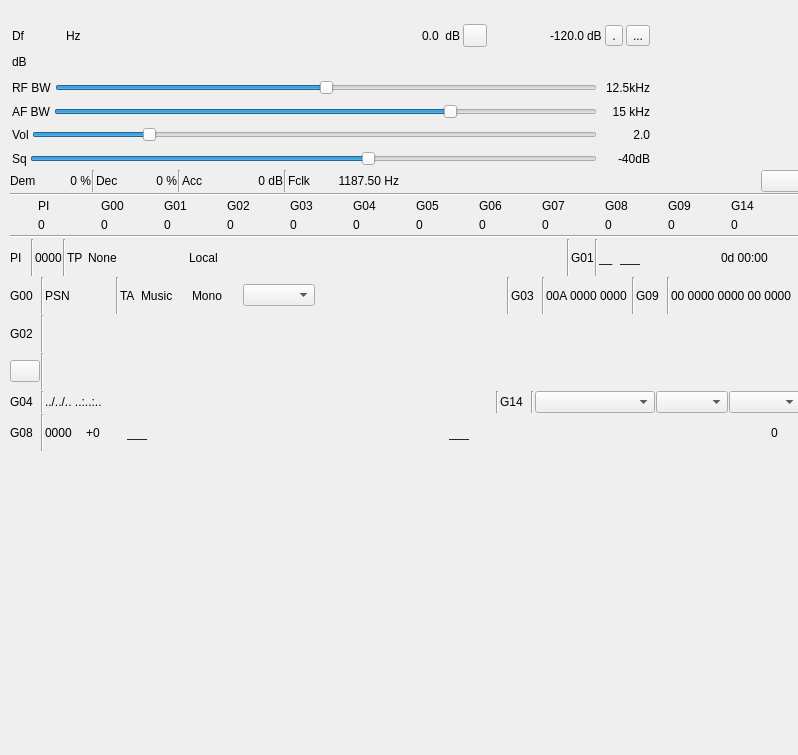
Above: plugins/channelrx/demodbfm/bfmdemodgui.ui from f4exb/sdrangel before the change. Below: the same form after it.
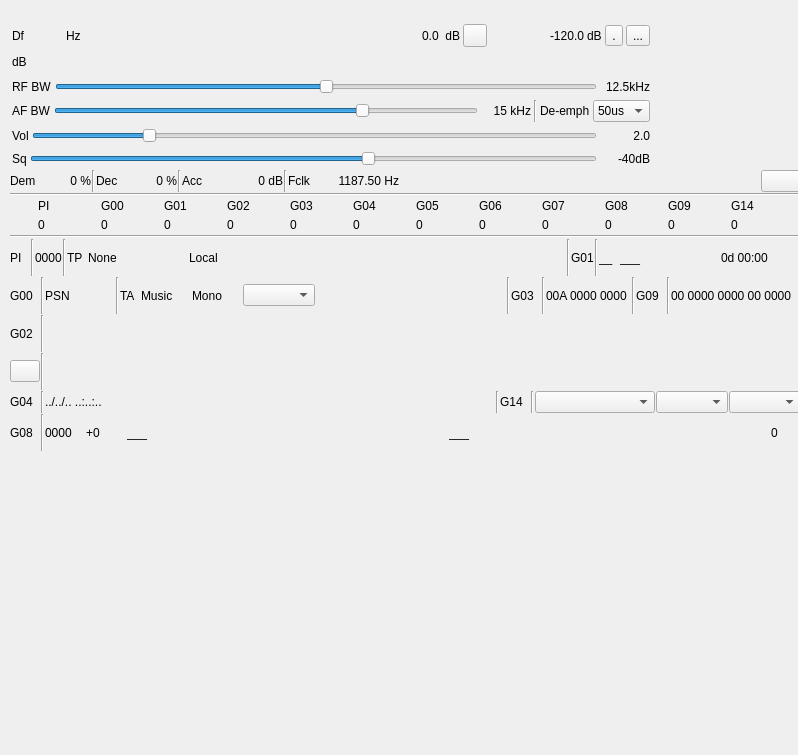
That is the form after the change. Icons and pictures are not drawn. Custom widgets are drawn as their Qt base class.

Commit message: BFM Demodulator: added a combo to select de-emphasis time constant. Fixes #2374

What changed in the file:
```diff
--- a/plugins/channelrx/demodbfm/bfmdemodgui.ui
+++ b/plugins/channelrx/demodbfm/bfmdemodgui.ui
@@ -418,6 +418,37 @@
         </property>
        </widget>
       </item>
+      <item>
+       <widget class="Line" name="line">
+        <property name="orientation">
+         <enum>Qt::Vertical</enum>
+        </property>
+       </widget>
+      </item>
+      <item>
+       <widget class="QLabel" name="deEmphasisLabel">
+        <property name="text">
+         <string>De-emph</string>
+        </property>
+       </widget>
+      </item>
+      <item>
+       <widget class="QComboBox" name="deEmphasis">
+        <property name="toolTip">
+         <string>De-emphasis time constant</string>
+        </property>
+        <item>
+         <property name="text">
+          <string>50us</string>
+         </property>
+        </item>
+        <item>
+         <property name="text">
+          <string>75us</string>
+         </property>
+        </item>
+       </widget>
+      </item>
      </layout>
     </item>
     <item>
```
The commit also changes 16 other files.
